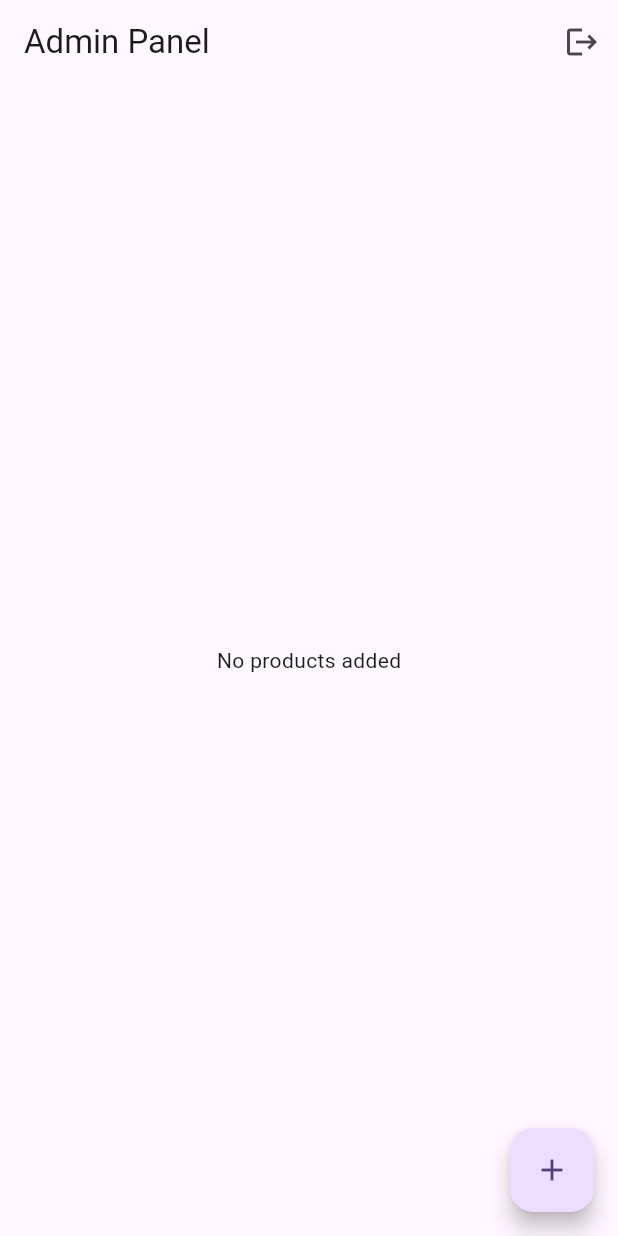
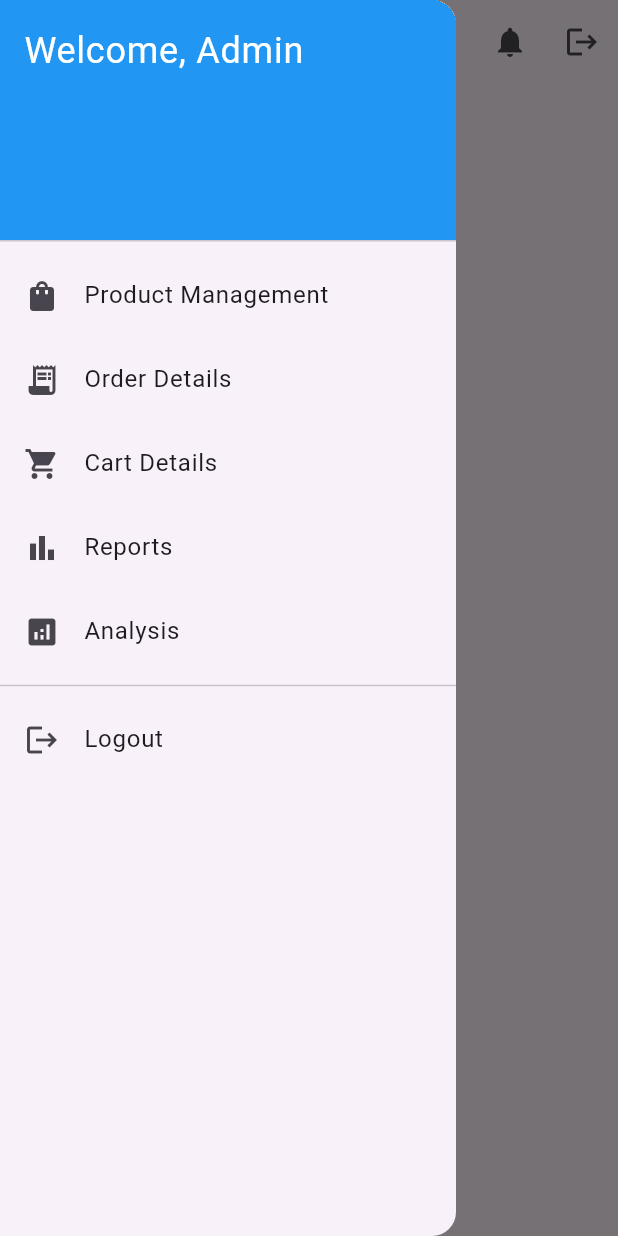
Before and after one commit to roshnipriyarameshkumar/Constultancy, a Flutter app: the AdminPage screen opened directly, with the side drawer open (before the commit the screen has no drawer), on a phone screen of 412 x 824 dp. Run offline on Flutter 3.47's test engine with Material 3 defaults, Android fonts, the phone set to English and light mode, and no system bars; our stand-ins replace carousel_slider, cloud_firestore, firebase_auth, firebase_core; accounts and stored records are empty.

Commit message:
recent filess

```diff
--- a/lib/admin.dart
+++ b/lib/admin.dart
@@ -1,9 +1,11 @@
 import 'package:flutter/material.dart';
-import 'package:cloud_firestore/cloud_firestore.dart';
 import 'package:firebase_auth/firebase_auth.dart';
-import 'auth_service.dart';
-import 'product_form.dart';
 import 'login.dart';
+import 'product_management.dart';
+import 'order_details.dart';
+import 'cart_details.dart';
+import 'reports.dart';
+import 'analysis.dart';
 
 class AdminPage extends StatefulWidget {
   const AdminPage({super.key});
@@ -20,6 +22,12 @@ class _AdminPageState extends State<AdminPage> {
         title: const Text('Admin Panel'),
         actions: [
           IconButton(
+            icon: const Icon(Icons.notifications),
+            onPressed: () {
+              // Handle alerts for low-stock products
+            },
+          ),
+          IconButton(
             icon: const Icon(Icons.logout),
             onPressed: () async {
               await FirebaseAuth.instance.signOut();
@@ -29,64 +37,85 @@ class _AdminPageState extends State<AdminPage> {
           ),
         ],
       ),
-      body: StreamBuilder<QuerySnapshot>(
-        stream: FirebaseFirestore.instance.collection('products').snapshots(),
-        builder: (context, snapshot) {
-          if (snapshot.connectionState == ConnectionState.waiting) {
-            return const Center(child: CircularProgressIndicator());
-          }
-          if (!snapshot.hasData || snapshot.data!.docs.isEmpty) {
-            return const Center(child: Text("No products added"));
-          }
-          var products = snapshot.data!.docs;
-          return ListView.builder(
-            itemCount: products.length,
-            itemBuilder: (context, index) {
-              var product = products[index].data() as Map<String, dynamic>;
-              return Card(
-                margin: const EdgeInsets.symmetric(horizontal: 10, vertical: 5),
-                child: ListTile(
-                  leading: product['images'] != null && product['images'].isNotEmpty
-                      ? Image.network(product['images'][0], width: 50, height: 50, fit: BoxFit.cover)
-                      : const Icon(Icons.image_not_supported),
-                  title: Text(product['name']),
-                  subtitle: Text(product['description']),
-                  trailing: Row(
-                    mainAxisSize: MainAxisSize.min,
+      drawer: Drawer(
+        child: ListView(
+          padding: EdgeInsets.zero,
           children: [
-                      Text("\$${product['price']}"),
-                      IconButton(
-                        icon: const Icon(Icons.edit, color: Colors.black),
-                        onPressed: () {
+            const DrawerHeader(
+              decoration: BoxDecoration(color: Colors.blue),
+              child: Text(
+                'Welcome, Admin',
+                style: TextStyle(fontSize: 24, color: Colors.white),
+              ),
+            ),
+            ListTile(
+              leading: const Icon(Icons.shopping_bag),
+              title: const Text('Product Management'),
+              onTap: () {
                 Navigator.push(
                   context,
-                            MaterialPageRoute(
-                              builder: (context) => ProductForm(
-                                productId: products[index].id,
-                                existingData: product,
+                  MaterialPageRoute(builder: (context) => const ProductManagementPage()),
+                );
+              },
             ),
+            ListTile(
+              leading: const Icon(Icons.receipt_long),
+              title: const Text('Order Details'),
+              onTap: () {
+                Navigator.push(
+                  context,
+                  MaterialPageRoute(builder: (context) => const OrderDetailsPage()),
+                );
+              },
             ),
+            ListTile(
+              leading: const Icon(Icons.shopping_cart),
+              title: const Text('Cart Details'),
+              onTap: () {
+                Navigator.push(
+                  context,
+                  MaterialPageRoute(builder: (context) => const CartDetailsPage()),
                 );
+              },
+            ),
+            ListTile(
+              leading: const Icon(Icons.bar_chart),
+              title: const Text('Reports'),
+              onTap: () {
+                Navigator.push(
+                  context,
+                  MaterialPageRoute(builder: (context) => const ReportsPage()),
+                );
+              },
+            ),
+            ListTile(
+              leading: const Icon(Icons.analytics),
+              title: const Text('Analysis'),
+              onTap: () {
+                Navigator.push(
+                  context,
+                  MaterialPageRoute(builder: (context) => const AnalysisPage()),
+                );
+              },
+            ),
+            const Divider(),
+            ListTile(
+              leading: const Icon(Icons.logout),
+              title: const Text('Logout'),
+              onTap: () async {
+                await FirebaseAuth.instance.signOut();
+                Navigator.pushReplacement(
+                    context, MaterialPageRoute(builder: (_) => LoginPage()));
               },
             ),
           ],
         ),
       ),
-              );
-            },
-          );
-        },
+      body: const Center(
+        child: Text(
+          'Welcome, Admin',
+          style: TextStyle(fontSize: 24, fontWeight: FontWeight.bold),
         ),
-      floatingActionButton: FloatingActionButton(
-        child: const Icon(Icons.add),
-        onPressed: () {
-          Navigator.push(
-            context,
-            MaterialPageRoute(
-              builder: (context) => const ProductForm(),
-            ),
-          );
-        },
       ),
     );
   }
```
Also changed, not shown: lib/analysis.dart (added, +18 -0 lines), lib/cart_details.dart (added, +18 -0 lines), lib/order_details.dart (added, +18 -0 lines), lib/product_management.dart (added, +78 -0 lines), lib/reports.dart (added, +18 -0 lines), lib/product_form.dart (line endings or trailing spaces). Lines whose indentation alone changed are shown as unchanged.
